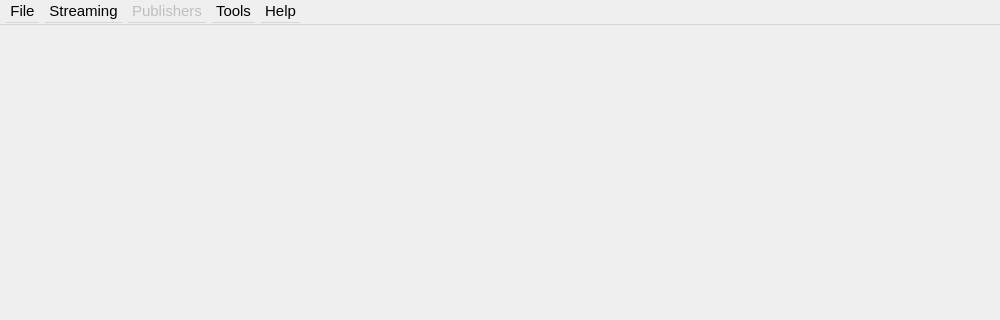
This is plotter_gui/mainwindow.ui in ziparker/PlotJuggler as Qt 5 draws it before an edit; both pictures show x 0 to 1000 and y 0 to 320 of the 1000 by 800 pixel window. The edited form follows.
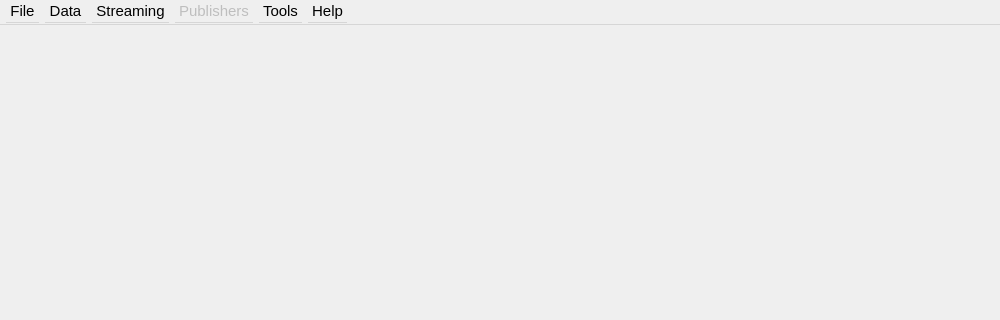
This is the edited form. Icons and pictures are not drawn. Custom widgets are drawn as their Qt base class.

```diff
--- a/plotter_gui/mainwindow.ui
+++ b/plotter_gui/mainwindow.ui
@@ -918,7 +918,15 @@
     <addaction name="actionMaximizePlots"/>
     <addaction name="actionSaveAllPlotTabs"/>
    </widget>
+   <widget class="QMenu" name="menuData">
+    <property name="title">
+     <string>Data</string>
+    </property>
+    <addaction name="actionDeleteAllData"/>
+    <addaction name="actionClearBuffer"/>
+   </widget>
    <addaction name="menuFile"/>
+   <addaction name="menuData"/>
    <addaction name="menuStreaming"/>
    <addaction name="menuPublishers"/>
    <addaction name="menuTools"/>
```
Left out of the diff: 107 changed lines with no effect on the pictures.
